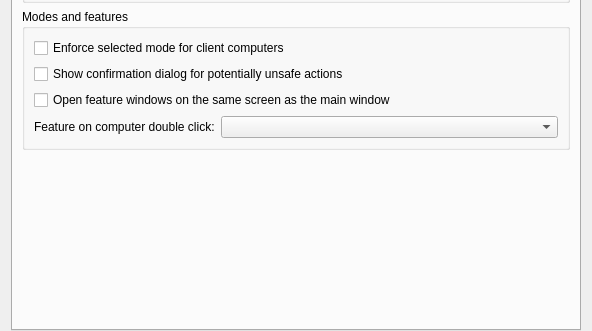
Above: configurator/src/MasterConfigurationPage.ui from veyon/veyon before the change; both pictures show x 0 to 592 and y 394 to 725 of the 592 by 725 pixel window. Below: the same form after it.
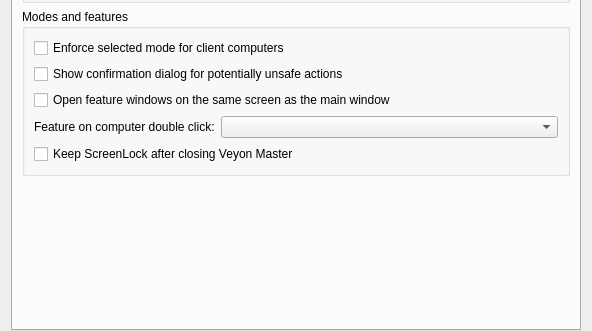
That is the form after the change. The open tabs and pages were chosen to show the change. Icons and pictures are not drawn.

Commit message: feat(screenlock): add timeout and option to keep ScreenLock when closing Master (#1202)

What changed in the file:
```diff
--- a/configurator/src/MasterConfigurationPage.ui
+++ b/configurator/src/MasterConfigurationPage.ui
@@ -718,6 +718,16 @@
             </property>
            </widget>
           </item>
+          <item row="4" column="0" colspan="2">
+           <widget class="QCheckBox" name="keepScreenLockOnMasterClose">
+            <property name="toolTip">
+             <string>Do not automatically unlock client computers when closing Veyon Master.</string>
+            </property>
+            <property name="text">
+             <string>Keep ScreenLock after closing Veyon Master</string>
+            </property>
+           </widget>
+          </item>
          </layout>
         </widget>
        </item>
```
Left out of the diff: 1 changed line with no effect on the pictures. The commit also changes 8 other files.
